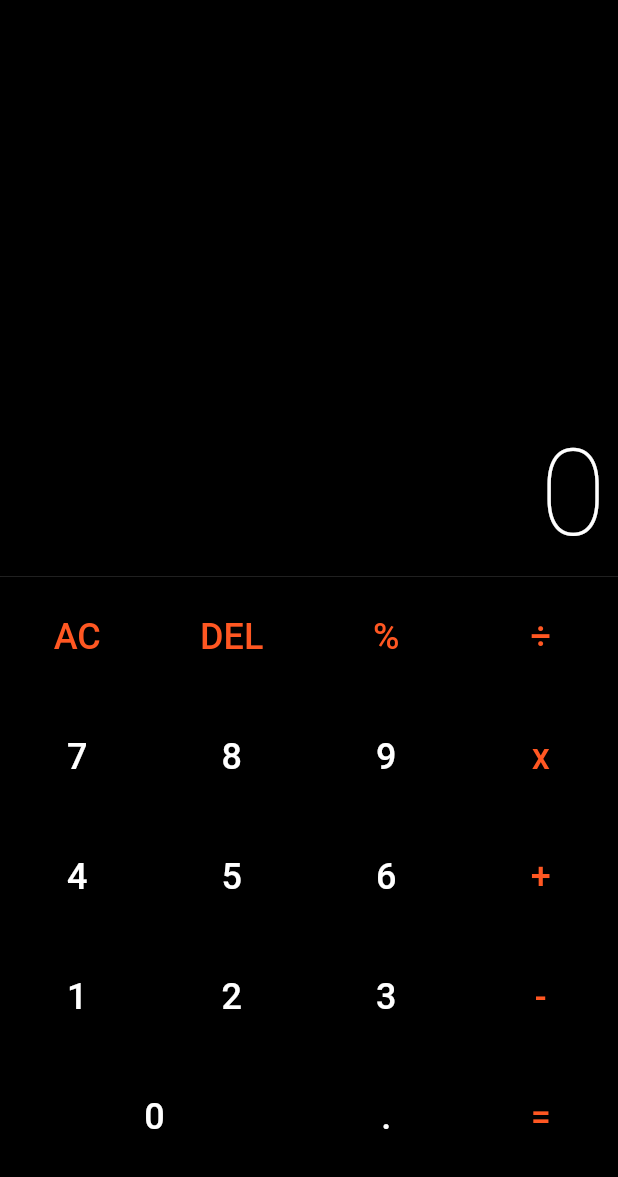
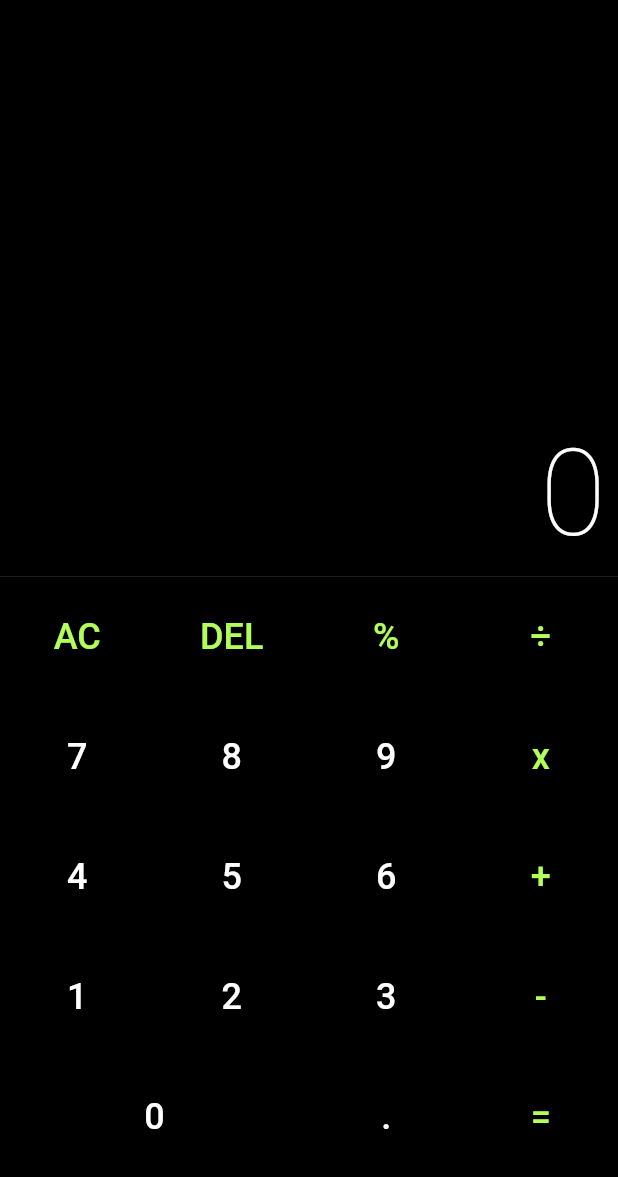
Before and after one commit to XandeCoding/camadas-mvc-exemplos, a Flutter app: the screen it shows after launch, on a phone screen of 412 x 824 dp, the part 59-1236 px from its top. Run offline on Flutter 3.47's test engine with Material 2 defaults, Android fonts, the phone set to English and light mode, and no system bars; drawn by our look-alikes of auto_size_text.

Commit message:
refatoração para se aproximar mais do padrão MVC

```diff
--- /dev/null
+++ b/mvc/calculadora/lib/calculatorController.dart
@@ -0,0 +1,13 @@
+import 'calculatorModel.dart';
+
+class CalculatorController {
+  final calculatorModel = new CalculatorModel();
+
+  String getResult() {
+    return calculatorModel.result;
+  }
+
+  void applyCommand(String command) {
+    calculatorModel.applyCommand(command);
+  }
+}
--- a/mvc/calculadora/lib/memory.dart
+++ b/mvc/calculadora/lib/calculatorModel.dart
@@ -1,4 +1,4 @@
-class Memory {
+class CalculatorModel {
   static const operations = const ['%', '÷', '+', '-', 'x', '='];
   String _operation;
   bool _usedOperation = false;
@@ -7,7 +7,7 @@ class Memory {
 
   String result = '0';
 
-  Memory() {
+  CalculatorModel() {
     _clear();
   }
 
--- a/mvc/calculadora/lib/calculator.dart
+++ b/mvc/calculadora/lib/calculatorView.dart
@@ -1,15 +1,14 @@
 import 'package:auto_size_text/auto_size_text.dart';
+import 'package:calculadora/calculatorController.dart';
 import 'package:flutter/material.dart';
 
-import 'memory.dart';
-
-class Calculator extends StatefulWidget {
+class CalculatorView extends StatefulWidget {
   @override
-  _CalculatorState createState() => _CalculatorState();
+  _CalculatorViewState createState() => _CalculatorViewState();
 }
 
-class _CalculatorState extends State<Calculator> {
-  final _memory = Memory();
+class _CalculatorViewState extends State<CalculatorView> {
+  final calculatorController = CalculatorController();
 
   @override
   Widget build(BuildContext context) {
@@ -40,7 +39,7 @@ class _CalculatorState extends State<Calculator> {
             Padding(
               padding: const EdgeInsets.all(8.0),
               child: AutoSizeText(
-                _memory.result,
+                calculatorController.getResult(),
                 minFontSize: 20.0,
                 maxFontSize: 80.0,
                 maxLines: 1,
@@ -65,17 +64,15 @@ class _CalculatorState extends State<Calculator> {
       Color backgroundColor = Colors.black}) {
     return Expanded(
       flex: flex,
-      // TODO: change this to elevated button
-      child: RaisedButton(
-          color: backgroundColor,
-          textColor: textColor,
+      child: ElevatedButton(
+          style: ElevatedButton.styleFrom(primary: backgroundColor),
           child: Text(
             label,
-            style: TextStyle(fontSize: 24),
+            style: TextStyle(fontSize: 24, color: textColor),
           ),
           onPressed: () {
             setState(() {
-              _memory.applyCommand(label);
+              calculatorController.applyCommand(label);
             });
           }),
     );
@@ -92,10 +89,10 @@ class _CalculatorState extends State<Calculator> {
             child: Row(
               crossAxisAlignment: CrossAxisAlignment.stretch,
               children: <Widget>[
-                _buildKeyboardButton('AC', textColor: Colors.deepOrange),
-                _buildKeyboardButton('DEL', textColor: Colors.deepOrange),
-                _buildKeyboardButton('%', textColor: Colors.deepOrange),
-                _buildKeyboardButton('÷', textColor: Colors.deepOrange),
+                _buildKeyboardButton('AC', textColor: Colors.lightGreenAccent),
+                _buildKeyboardButton('DEL', textColor: Colors.lightGreenAccent),
+                _buildKeyboardButton('%', textColor: Colors.lightGreenAccent),
+                _buildKeyboardButton('÷', textColor: Colors.lightGreenAccent),
               ],
             ),
           ),
@@ -107,7 +104,7 @@ class _CalculatorState extends State<Calculator> {
                 _buildKeyboardButton('7'),
                 _buildKeyboardButton('8'),
                 _buildKeyboardButton('9'),
-                _buildKeyboardButton('x', textColor: Colors.deepOrange),
+                _buildKeyboardButton('x', textColor: Colors.lightGreenAccent),
               ],
             ),
           ),
@@ -119,7 +116,7 @@ class _CalculatorState extends State<Calculator> {
                 _buildKeyboardButton('4'),
                 _buildKeyboardButton('5'),
                 _buildKeyboardButton('6'),
-                _buildKeyboardButton('+', textColor: Colors.deepOrange)
+                _buildKeyboardButton('+', textColor: Colors.lightGreenAccent)
               ],
             ),
           ),
@@ -131,7 +128,7 @@ class _CalculatorState extends State<Calculator> {
                 _buildKeyboardButton('1'),
                 _buildKeyboardButton('2'),
                 _buildKeyboardButton('3'),
-                _buildKeyboardButton('-', textColor: Colors.deepOrange)
+                _buildKeyboardButton('-', textColor: Colors.lightGreenAccent)
               ],
             ),
           ),
@@ -142,7 +139,8 @@ class _CalculatorState extends State<Calculator> {
                   children: <Widget>[
                     _buildKeyboardButton('0', flex: 2),
                     _buildKeyboardButton('.'),
-                    _buildKeyboardButton('=', textColor: Colors.deepOrange),
+                    _buildKeyboardButton('=',
+                        textColor: Colors.lightGreenAccent),
                   ]))
         ],
       ),
--- a/mvc/calculadora/lib/main.dart
+++ b/mvc/calculadora/lib/main.dart
@@ -1,7 +1,7 @@
 import 'package:flutter/material.dart';
 import 'package:flutter/services.dart';
 
-import 'calculator.dart';
+import 'calculatorView.dart';
 
 void main() => runApp(MyApp());
 
@@ -14,7 +14,7 @@ class MyApp extends StatelessWidget {
 
     return MaterialApp(
       debugShowCheckedModeBanner: false,
-      home: Calculator(),
+      home: CalculatorView(),
     );
   }
 }
```
